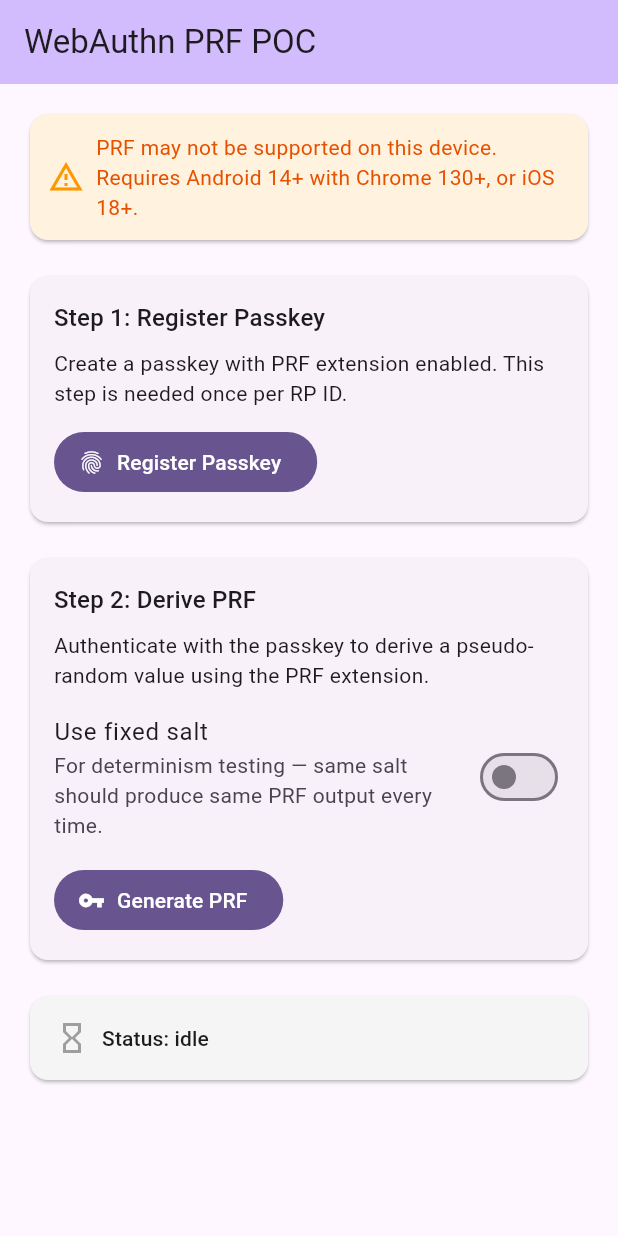
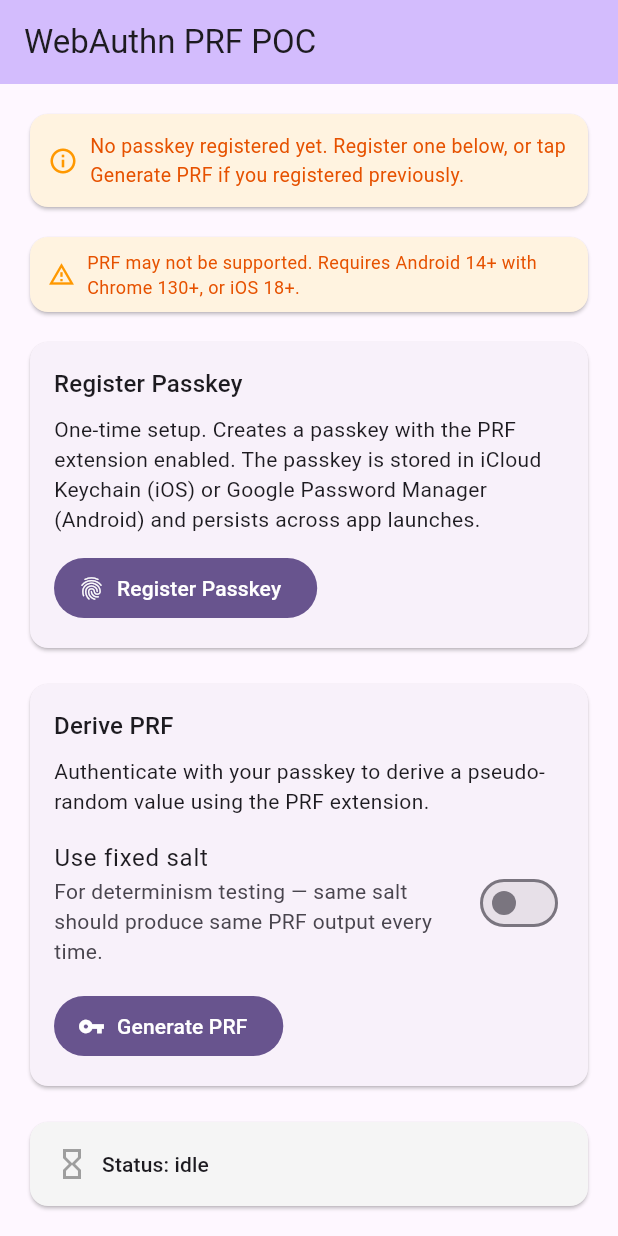
Before and after one commit to torok-zoltan/torok-zoltan.github.io, a Flutter app: the screen it shows after launch, on a phone screen of 412 x 824 dp. Run offline on Flutter 3.47's test engine with Material 3 defaults, Android fonts, the phone set to English and light mode, and no system bars; our stand-ins replace plugin_platform_interface, shared_preferences.

Commit message:
feat: add is registered

```diff
--- a/prf_plugin/example/lib/main.dart
+++ b/prf_plugin/example/lib/main.dart
@@ -2,6 +2,7 @@ import 'dart:typed_data';
 
 import 'package:flutter/material.dart';
 import 'package:prf_plugin/prf_plugin.dart';
+import 'package:shared_preferences/shared_preferences.dart';
 
 void main() {
   runApp(const PrfExampleApp());
@@ -33,12 +34,17 @@ class PrfHomePage extends StatefulWidget {
 enum PrfStatus { idle, running, success, error }
 
 class _PrfHomePageState extends State<PrfHomePage> {
+  // --- Persisted state keys ---
+  static const _keyIsRegistered = 'prf_is_registered';
+  static const _keyCredentialId = 'prf_credential_id';
+
   PrfStatus _status = PrfStatus.idle;
   String _statusMessage = '';
   bool _isRegistered = false;
   bool _useFixedSalt = false;
   bool? _prfSupported;
   PrfResult? _lastResult;
+  String? _savedCredentialId;
 
   /// Fixed salt for determinism testing: 32 bytes of 0x01.
   /// Using a fixed salt with the same credential should always
@@ -48,7 +54,26 @@ class _PrfHomePageState extends State<PrfHomePage> {
   @override
   void initState() {
     super.initState();
+    _loadPersistedState();
     _checkPrfSupport();
+  }
+
+  /// Load persisted registration state from SharedPreferences.
+  Future<void> _loadPersistedState() async {
+    final prefs = await SharedPreferences.getInstance();
+    setState(() {
+      _isRegistered = prefs.getBool(_keyIsRegistered) ?? false;
+      _savedCredentialId = prefs.getString(_keyCredentialId);
+    });
+  }
+
+  /// Persist registration state to SharedPreferences.
+  Future<void> _saveRegistered(bool registered, String? credentialId) async {
+    final prefs = await SharedPreferences.getInstance();
+    await prefs.setBool(_keyIsRegistered, registered);
+    if (credentialId != null) {
+      await prefs.setString(_keyCredentialId, credentialId);
+    }
   }
 
   Future<void> _checkPrfSupport() async {
@@ -68,6 +93,7 @@ class _PrfHomePageState extends State<PrfHomePage> {
     });
     try {
       final prfEnabled = await PrfPlugin.registerPasskey();
+      await _saveRegistered(true, null);
       setState(() {
         _isRegistered = true;
         _status = PrfStatus.success;
@@ -98,7 +124,19 @@ class _PrfHomePageState extends State<PrfHomePage> {
       final result = await PrfPlugin.derivePrf(
         salt: _useFixedSalt ? _fixedSalt : null,
       );
+
+      // If PRF derivation succeeds, we know a passkey exists —
+      // persist the registered state even if the user skipped
+      // the explicit registration step.
+      if (!_isRegistered) {
+        await _saveRegistered(true, result.credentialId);
+      } else if (result.credentialId != null) {
+        await _saveRegistered(true, result.credentialId);
+      }
+
       setState(() {
+        _isRegistered = true;
+        _savedCredentialId = result.credentialId ?? _savedCredentialId;
         _lastResult = result;
         _status = PrfStatus.success;
         _statusMessage = 'PRF output derived successfully!';
@@ -129,33 +167,114 @@ class _PrfHomePageState extends State<PrfHomePage> {
           child: Column(
             crossAxisAlignment: CrossAxisAlignment.stretch,
             children: [
-            // Platform support banner
-            if (_prfSupported != null)
-              Card(
+              // --- Registration status banner ---
+              _buildRegistrationBanner(),
+
+              const SizedBox(height: 12),
+
+              // --- Platform support banner ---
+              if (_prfSupported != null) ...[
+                _buildPlatformBanner(),
+                const SizedBox(height: 12),
+              ],
+
+              // --- Adaptive layout based on registration state ---
+              if (_isRegistered) ...[
+                // Registered: PRF derivation is primary
+                _buildDerivePrfCard(),
+                const SizedBox(height: 16),
+                _buildRegisterCard(collapsed: true),
+              ] else ...[
+                // Not registered: Registration is primary
+                _buildRegisterCard(collapsed: false),
+                const SizedBox(height: 16),
+                _buildDerivePrfCard(),
+              ],
+
+              const SizedBox(height: 16),
+
+              // --- Status display ---
+              _buildStatusCard(),
+
+              // --- PRF Result display ---
+              if (_lastResult != null) ...[
+                const SizedBox(height: 16),
+                _buildResultCard(),
+              ],
+
+              // Extra bottom spacing for devices with gesture bars
+              const SizedBox(height: 32),
+            ],
+          ),
+        ),
+      ),
+    );
+  }
+
+  // ───────────────────────────────────────
+  // UI builder methods
+  // ───────────────────────────────────────
+
+  Widget _buildRegistrationBanner() {
+    return Card(
+      color: _isRegistered ? Colors.green.shade50 : Colors.orange.shade50,
+      child: Padding(
+        padding: const EdgeInsets.all(12),
+        child: Row(
+          children: [
+            Icon(
+              _isRegistered
+                  ? Icons.check_circle
+                  : Icons.info_outline,
+              color: _isRegistered ? Colors.green : Colors.orange,
+              size: 20,
+            ),
+            const SizedBox(width: 8),
+            Expanded(
+              child: Text(
+                _isRegistered
+                    ? 'Passkey registered. Ready to derive PRF.'
+                    : 'No passkey registered yet. Register one below, '
+                        'or tap Generate PRF if you registered previously.',
+                style: TextStyle(
+                  fontSize: 13,
+                  color: _isRegistered
+                      ? Colors.green.shade900
+                      : Colors.orange.shade900,
+                ),
+              ),
+            ),
+          ],
+        ),
+      ),
+    );
+  }
+
+  Widget _buildPlatformBanner() {
+    return Card(
       color: _prfSupported!
           ? Colors.green.shade50
           : Colors.orange.shade50,
       child: Padding(
-                  padding: const EdgeInsets.all(12),
+        padding: const EdgeInsets.symmetric(horizontal: 12, vertical: 8),
         child: Row(
           children: [
             Icon(
               _prfSupported!
                   ? Icons.check_circle_outline
                   : Icons.warning_amber_outlined,
-                        color: _prfSupported!
-                            ? Colors.green
-                            : Colors.orange,
+              color: _prfSupported! ? Colors.green : Colors.orange,
+              size: 18,
             ),
             const SizedBox(width: 8),
             Expanded(
               child: Text(
                 _prfSupported!
                     ? 'PRF is likely supported on this device.'
-                              : 'PRF may not be supported on this device. '
-                                  'Requires Android 14+ with Chrome 130+, '
-                                  'or iOS 18+.',
+                    : 'PRF may not be supported. '
+                        'Requires Android 14+ with Chrome 130+, or iOS 18+.',
                 style: TextStyle(
+                  fontSize: 12,
                   color: _prfSupported!
                       ? Colors.green.shade900
                       : Colors.orange.shade900,
@@ -165,55 +284,86 @@ class _PrfHomePageState extends State<PrfHomePage> {
           ],
         ),
       ),
-              ),
+    );
+  }
 
-            const SizedBox(height: 16),
-
-            // Step 1: Register Passkey
-            Card(
+  Widget _buildRegisterCard({required bool collapsed}) {
+    if (collapsed) {
+      // Compact version for returning users
+      return Card(
         child: Padding(
           padding: const EdgeInsets.all(16),
           child: Column(
             crossAxisAlignment: CrossAxisAlignment.start,
             children: [
-                    Text('Step 1: Register Passkey',
-                        style: Theme.of(context).textTheme.titleMedium),
+              Text(
+                'Register New Passkey',
+                style: Theme.of(context).textTheme.titleSmall,
+              ),
+              const SizedBox(height: 4),
+              const Text(
+                'Create an additional passkey or re-register. '
+                'Your existing passkey remains valid.',
+                style: TextStyle(fontSize: 12, color: Colors.grey),
+              ),
               const SizedBox(height: 8),
-                    const Text(
-                      'Create a passkey with PRF extension enabled. '
-                      'This step is needed once per RP ID.',
-                    ),
-                    const SizedBox(height: 12),
-                    FilledButton.icon(
-                      onPressed: _status == PrfStatus.running
-                          ? null
-                          : _registerPasskey,
-                      icon: Icon(_isRegistered
-                          ? Icons.check_circle
-                          : Icons.fingerprint),
-                      label: Text(_isRegistered
-                          ? 'Re-register Passkey'
-                          : 'Register Passkey'),
+              OutlinedButton.icon(
+                onPressed:
+                    _status == PrfStatus.running ? null : _registerPasskey,
+                icon: const Icon(Icons.fingerprint, size: 18),
+                label: const Text('Register Passkey'),
               ),
             ],
           ),
         ),
-            ),
+      );
+    }
 
-            const SizedBox(height: 16),
-
-            // Step 2: Derive PRF
-            Card(
+    // Full version for first-time users
+    return Card(
       child: Padding(
         padding: const EdgeInsets.all(16),
         child: Column(
           crossAxisAlignment: CrossAxisAlignment.start,
           children: [
-                    Text('Step 2: Derive PRF',
-                        style: Theme.of(context).textTheme.titleMedium),
+            Text(
+              'Register Passkey',
+              style: Theme.of(context).textTheme.titleMedium,
+            ),
             const SizedBox(height: 8),
             const Text(
-                      'Authenticate with the passkey to derive a '
+              'One-time setup. Creates a passkey with the PRF extension '
+              'enabled. The passkey is stored in iCloud Keychain (iOS) or '
+              'Google Password Manager (Android) and persists across '
+              'app launches.',
+            ),
+            const SizedBox(height: 12),
+            FilledButton.icon(
+              onPressed:
+                  _status == PrfStatus.running ? null : _registerPasskey,
+              icon: const Icon(Icons.fingerprint),
+              label: const Text('Register Passkey'),
+            ),
+          ],
+        ),
+      ),
+    );
+  }
+
+  Widget _buildDerivePrfCard() {
+    return Card(
+      child: Padding(
+        padding: const EdgeInsets.all(16),
+        child: Column(
+          crossAxisAlignment: CrossAxisAlignment.start,
+          children: [
+            Text(
+              'Derive PRF',
+              style: Theme.of(context).textTheme.titleMedium,
+            ),
+            const SizedBox(height: 8),
+            const Text(
+              'Authenticate with your passkey to derive a '
               'pseudo-random value using the PRF extension.',
             ),
             const SizedBox(height: 8),
@@ -229,21 +379,19 @@ class _PrfHomePageState extends State<PrfHomePage> {
             ),
             const SizedBox(height: 8),
             FilledButton.icon(
-                      onPressed: _status == PrfStatus.running
-                          ? null
-                          : _derivePrf,
+              onPressed:
+                  _status == PrfStatus.running ? null : _derivePrf,
               icon: const Icon(Icons.vpn_key),
               label: const Text('Generate PRF'),
             ),
           ],
         ),
       ),
-            ),
+    );
+  }
 
-            const SizedBox(height: 16),
-
-            // Status display
-            Card(
+  Widget _buildStatusCard() {
+    return Card(
       color: _statusColor,
       child: Padding(
         padding: const EdgeInsets.all(16),
@@ -267,12 +415,11 @@ class _PrfHomePageState extends State<PrfHomePage> {
           ],
         ),
       ),
-            ),
+    );
+  }
 
-            // PRF Result display
-            if (_lastResult != null) ...[
-              const SizedBox(height: 16),
-              Card(
+  Widget _buildResultCard() {
+    return Card(
       child: Padding(
         padding: const EdgeInsets.all(16),
         child: Column(
@@ -310,15 +457,6 @@ class _PrfHomePageState extends State<PrfHomePage> {
           ],
         ),
       ),
-              ),
-            ],
-
-            // Extra bottom spacing for devices with gesture bars
-            const SizedBox(height: 32),
-            ],
-          ),
-        ),
-      ),
     );
   }
 
@@ -329,7 +467,8 @@ class _PrfHomePageState extends State<PrfHomePage> {
         crossAxisAlignment: CrossAxisAlignment.start,
         children: [
           Text(label,
-              style: const TextStyle(fontWeight: FontWeight.bold, fontSize: 13)),
+              style:
+                  const TextStyle(fontWeight: FontWeight.bold, fontSize: 13)),
           const SizedBox(height: 2),
           SelectableText(
             value,
--- a/prf_plugin/example/pubspec.yaml
+++ b/prf_plugin/example/pubspec.yaml
@@ -11,6 +11,7 @@ dependencies:
     sdk: flutter
   prf_plugin:
     path: ../
+  shared_preferences: ^2.3.0
 
 dev_dependencies:
   flutter_test:
```
Also changed, not shown: prf_plugin/example/pubspec.lock. Lines whose indentation alone changed are shown as unchanged.
